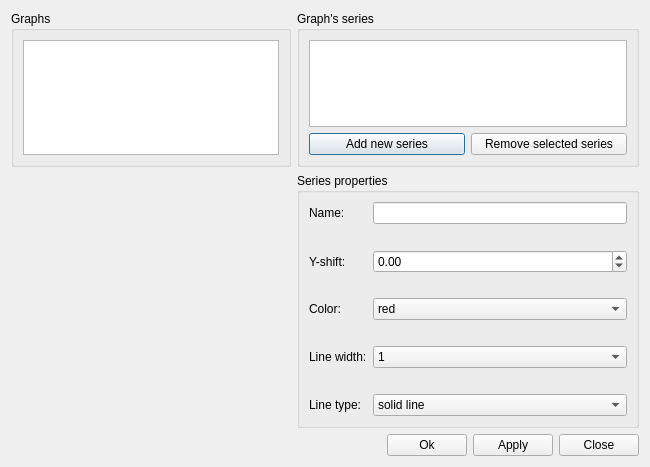
Qt form GUI/Qt/UWatchSeriesOption.ui (aicommunity/Rdk) before a commit.
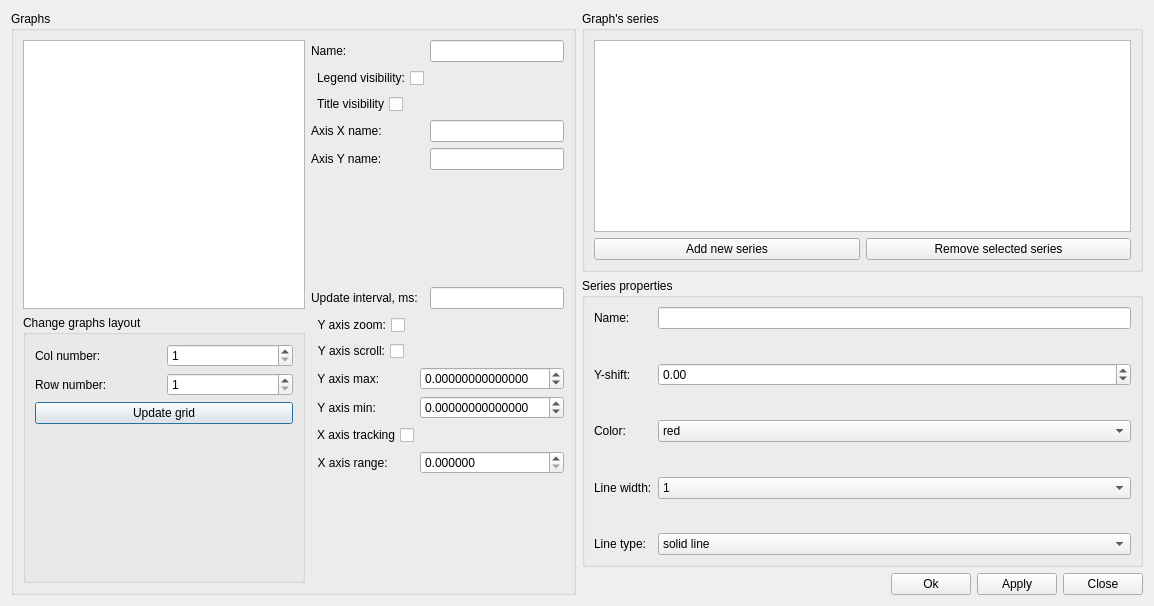
The same form after that commit.

Commit message: Series settings upate

Diff of the .ui file:
```diff
--- a/GUI/Qt/UWatchSeriesOption.ui
+++ b/GUI/Qt/UWatchSeriesOption.ui
@@ -6,30 +6,284 @@
    <rect>
     <x>0</x>
     <y>0</y>
-    <width>650</width>
-    <height>467</height>
+    <width>1154</width>
+    <height>606</height>
    </rect>
   </property>
   <property name="windowTitle">
    <string>Dialog</string>
   </property>
-  <layout class="QFormLayout" name="formLayout_2">
-   <item row="0" column="0">
+  <layout class="QHBoxLayout" name="horizontalLayout_6">
+   <item>
     <widget class="QGroupBox" name="groupBox_3">
      <property name="title">
       <string>Graphs</string>
      </property>
-     <layout class="QVBoxLayout" name="verticalLayout_3">
-      <item>
+     <layout class="QGridLayout" name="gridLayout">
+      <item row="0" column="0">
        <widget class="QListWidget" name="graphsList"/>
       </item>
-     </layout>
+      <item row="0" column="1">
+       <layout class="QFormLayout" name="formLayout_2">
+        <item row="0" column="0">
+         <widget class="QLabel" name="label_8">
+          <property name="text">
+           <string>Name:</string>
+          </property>
     </widget>
    </item>
    <item row="0" column="1">
+         <widget class="QLineEdit" name="graphNameEditor"/>
+        </item>
+        <item row="1" column="0">
+         <widget class="QCheckBox" name="legendVisibilitSB">
+          <property name="layoutDirection">
+           <enum>Qt::RightToLeft</enum>
+          </property>
+          <property name="text">
+           <string>Legend visibility:</string>
+          </property>
+         </widget>
+        </item>
+        <item row="2" column="0">
+         <widget class="QCheckBox" name="tittleVisibilityCB">
+          <property name="layoutDirection">
+           <enum>Qt::RightToLeft</enum>
+          </property>
+          <property name="text">
+           <string>Title visibility</string>
+          </property>
+         </widget>
+        </item>
+        <item row="3" column="0">
+         <widget class="QLabel" name="label_9">
+          <property name="text">
+           <string>Axis X name:</string>
+          </property>
+         </widget>
+        </item>
+        <item row="3" column="1">
+         <widget class="QLineEdit" name="axisXNameEditor"/>
+        </item>
+        <item row="4" column="0">
+         <widget class="QLabel" name="label_11">
+          <property name="text">
+           <string>Axis Y name:</string>
+          </property>
+         </widget>
+        </item>
+        <item row="4" column="1">
+         <widget class="QLineEdit" name="axisYNameEditor"/>
+        </item>
+        <item row="6" column="1">
+         <widget class="QLineEdit" name="updateIntervalMs"/>
+        </item>
+        <item row="6" column="0">
+         <widget class="QLabel" name="label_12">
+          <property name="text">
+           <string>Update interval, ms:</string>
+          </property>
+         </widget>
+        </item>
+        <item row="5" column="0">
+         <spacer name="verticalSpacer_6">
+          <property name="orientation">
+           <enum>Qt::Vertical</enum>
+          </property>
+          <property name="sizeHint" stdset="0">
+           <size>
+            <width>20</width>
+            <height>40</height>
+           </size>
+          </property>
+         </spacer>
+        </item>
+       </layout>
+      </item>
+      <item row="1" column="0">
+       <widget class="QGroupBox" name="chartsLayotGroupBox">
+        <property name="title">
+         <string>Change graphs layout</string>
+        </property>
+        <layout class="QVBoxLayout" name="verticalLayout">
+         <item>
+          <layout class="QHBoxLayout" name="horizontalLayout_3">
+           <item>
+            <widget class="QLabel" name="label_6">
+             <property name="text">
+              <string>Col number:</string>
+             </property>
+            </widget>
+           </item>
+           <item>
+            <widget class="QSpinBox" name="chartColNumber_spin">
+             <property name="enabled">
+              <bool>true</bool>
+             </property>
+             <property name="minimum">
+              <number>1</number>
+             </property>
+             <property name="maximum">
+              <number>20</number>
+             </property>
+            </widget>
+           </item>
+          </layout>
+         </item>
+         <item>
+          <layout class="QHBoxLayout" name="horizontalLayout_4">
+           <item>
+            <widget class="QLabel" name="label_7">
+             <property name="text">
+              <string>Row number:</string>
+             </property>
+            </widget>
+           </item>
+           <item>
+            <widget class="QSpinBox" name="chartRowNumber_spin">
+             <property name="enabled">
+              <bool>true</bool>
+             </property>
+             <property name="minimum">
+              <number>1</number>
+             </property>
+             <property name="maximum">
+              <number>20</number>
+             </property>
+            </widget>
+           </item>
+          </layout>
+         </item>
+         <item>
+          <widget class="QPushButton" name="createLayot_button">
+           <property name="text">
+            <string>Update grid</string>
+           </property>
+          </widget>
+         </item>
+         <item>
+          <spacer name="verticalSpacer_5">
+           <property name="orientation">
+            <enum>Qt::Vertical</enum>
+           </property>
+           <property name="sizeHint" stdset="0">
+            <size>
+             <width>258</width>
+             <height>18</height>
+            </size>
+           </property>
+          </spacer>
+         </item>
+        </layout>
+       </widget>
+      </item>
+      <item row="1" column="1">
+       <layout class="QFormLayout" name="formLayout_3">
+        <item row="0" column="0">
+         <widget class="QCheckBox" name="axisYzoomCB">
+          <property name="layoutDirection">
+           <enum>Qt::RightToLeft</enum>
+          </property>
+          <property name="text">
+           <string>Y axis zoom:</string>
+          </property>
+          <property name="tristate">
+           <bool>false</bool>
+          </property>
+         </widget>
+        </item>
+        <item row="2" column="0">
+         <widget class="QLabel" name="label_13">
+          <property name="text">
+           <string>  Y axis max:</string>
+          </property>
+         </widget>
+        </item>
+        <item row="3" column="0">
+         <widget class="QLabel" name="label_14">
+          <property name="text">
+           <string>  Y axis min:</string>
+          </property>
+         </widget>
+        </item>
+        <item row="5" column="0">
+         <widget class="QLabel" name="label_15">
+          <property name="text">
+           <string>  X axis range:</string>
+          </property>
+         </widget>
+        </item>
+        <item row="4" column="0">
+         <widget class="QCheckBox" name="axisXtrackCB">
+          <property name="layoutDirection">
+           <enum>Qt::RightToLeft</enum>
+          </property>
+          <property name="text">
+           <string>X axis tracking</string>
+          </property>
+         </widget>
+        </item>
+        <item row="1" column="0">
+         <widget class="QCheckBox" name="axisYscrollCB">
+          <property name="layoutDirection">
+           <enum>Qt::RightToLeft</enum>
+          </property>
+          <property name="text">
+           <string>Y axis scroll:</string>
+          </property>
+         </widget>
+        </item>
+        <item row="5" column="1">
+         <widget class="QDoubleSpinBox" name="axisXrangeSB">
+          <property name="decimals">
+           <number>6</number>
+          </property>
+          <property name="maximum">
+           <double>99999999999.000000000000000</double>
+          </property>
+         </widget>
+        </item>
+        <item row="2" column="1">
+         <widget class="QDoubleSpinBox" name="axisYmaxSB">
+          <property name="decimals">
+           <number>14</number>
+          </property>
+          <property name="minimum">
+           <double>-99999999999.000000000000000</double>
+          </property>
+          <property name="maximum">
+           <double>99999999999.000000000000000</double>
+          </property>
+         </widget>
+        </item>
+        <item row="3" column="1">
+         <widget class="QDoubleSpinBox" name="axisYminSB">
+          <property name="decimals">
+           <number>14</number>
+          </property>
+          <property name="minimum">
+           <double>-99999999999.000000000000000</double>
+          </property>
+          <property name="maximum">
+           <double>99999999999.000000000000000</double>
+          </property>
+         </widget>
+        </item>
+       </layout>
+      </item>
+     </layout>
+    </widget>
+   </item>
+   <item>
     <layout class="QVBoxLayout" name="verticalLayout_2">
      <item>
       <widget class="QGroupBox" name="groupBox_4">
+       <property name="sizePolicy">
+        <sizepolicy hsizetype="Preferred" vsizetype="Minimum">
+         <horstretch>0</horstretch>
+         <verstretch>0</verstretch>
+        </sizepolicy>
+       </property>
        <property name="title">
         <string>Graph's series</string>
        </property>
@@ -58,10 +312,27 @@
        </layout>
       </widget>
      </item>
-    </layout>
-   </item>
-   <item row="3" column="1">
+     <item>
+      <spacer name="verticalSpacer_9">
+       <property name="orientation">
+        <enum>Qt::Vertical</enum>
+       </property>
+       <property name="sizeHint" stdset="0">
+        <size>
+         <width>20</width>
+         <height>40</height>
+        </size>
+       </property>
+      </spacer>
+     </item>
+     <item>
     <widget class="QGroupBox" name="groupBox_5">
+       <property name="sizePolicy">
+        <sizepolicy hsizetype="Preferred" vsizetype="Preferred">
+         <horstretch>0</horstretch>
+         <verstretch>0</verstretch>
+        </sizepolicy>
+       </property>
      <property name="title">
       <string>Series properties</string>
      </property>
@@ -315,7 +586,20 @@
      </layout>
     </widget>
    </item>
-   <item row="5" column="1">
+     <item>
+      <spacer name="verticalSpacer_8">
+       <property name="orientation">
+        <enum>Qt::Vertical</enum>
+       </property>
+       <property name="sizeHint" stdset="0">
+        <size>
+         <width>20</width>
+         <height>40</height>
+        </size>
+       </property>
+      </spacer>
+     </item>
+     <item>
     <layout class="QHBoxLayout" name="horizontalLayout">
      <item>
       <spacer name="horizontalSpacer">
@@ -350,6 +634,8 @@
         <string>Close</string>
        </property>
       </widget>
+       </item>
+      </layout>
      </item>
     </layout>
    </item>
```
Left out of the diff: 8 changed lines with no effect on the pictures. Lines whose indentation alone changed are shown as unchanged. The commit also changes 5 other files.
